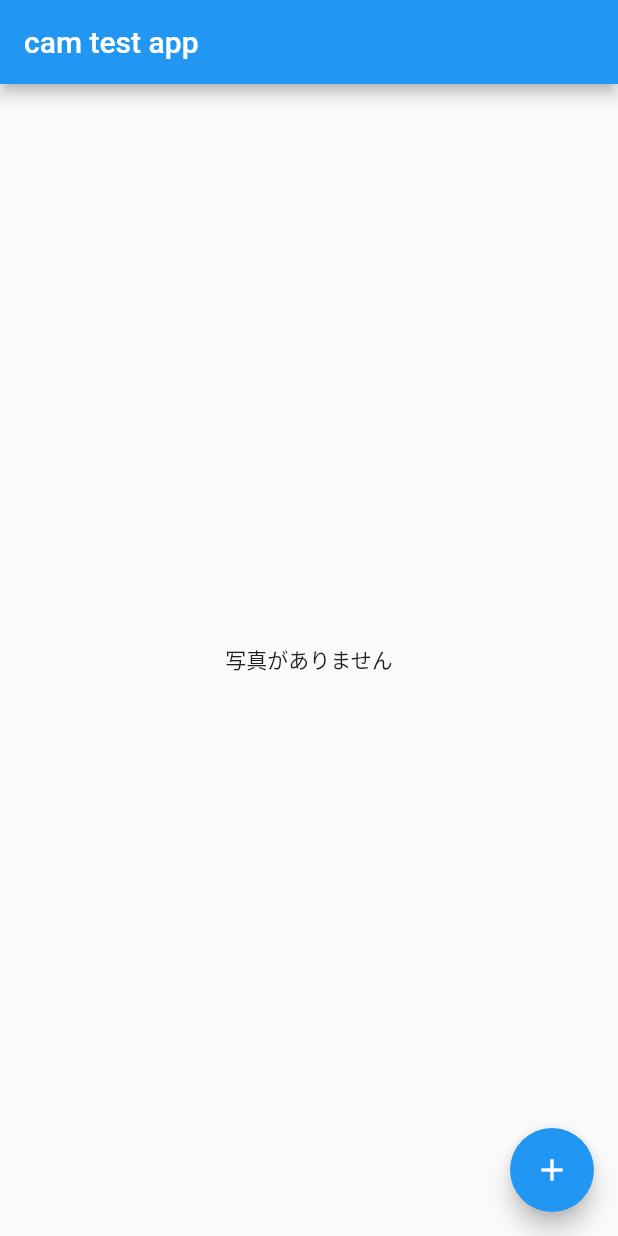
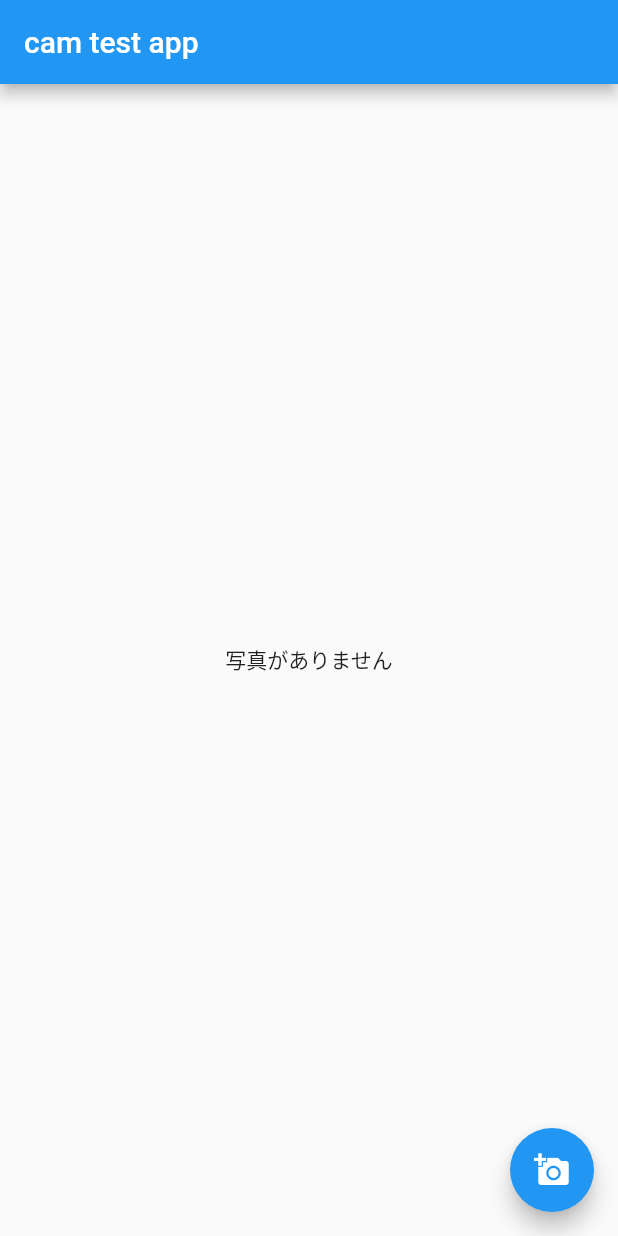
Before and after one commit to Masaki-Saito84/simple_cam, a Flutter app: the screen it shows after launch, on a phone screen of 412 x 824 dp. Run offline on Flutter 3.47's test engine with Material 2 defaults, Android fonts, the phone set to English and light mode, and no system bars; our stand-ins replace image_picker.

Commit message:
:pencil: フローティングボタンを押した時カメラを起動、撮影した画像をstateに設定する。

```diff
--- a/lib/main.dart
+++ b/lib/main.dart
@@ -29,8 +29,13 @@ class _MyHomePageState extends State<MyHomePage> {
   File? _image;
   final picker = ImagePicker();
 
-  void _incrementCounter() {
+  Future getImageFromCam() async {
+    final pickedFile = await picker.getImage(source: ImageSource.camera);
+
     setState(() {
+      if (pickedFile != null) {
+        _image = File(pickedFile.path);
+      }
     });
   }
 
@@ -45,10 +50,16 @@ class _MyHomePageState extends State<MyHomePage> {
           ? Text('写真がありません')
           : Image.file(_image!),
       ),
-      floatingActionButton: FloatingActionButton(
-        onPressed: _incrementCounter,
-        tooltip: 'Increment',
-        child: Icon(Icons.add),
+      floatingActionButton: Column(
+        verticalDirection: VerticalDirection.up,
+        mainAxisSize: MainAxisSize.min,
+        children: <Widget>[
+          FloatingActionButton(
+            onPressed: getImageFromCam,
+            child: Icon(Icons.add_a_photo),
+          ),
+        ],
+      )
     );
   }
 }
```
